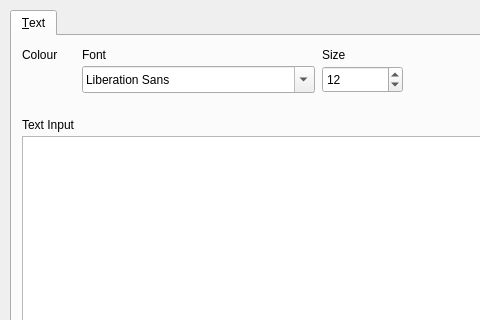
Above: src/dialogs/textdialog.ui from PhotoFlare/photoflare before the change; both pictures show x 0 to 480 and y 0 to 320 of the 769 by 433 pixel window. Below: the same form after it.
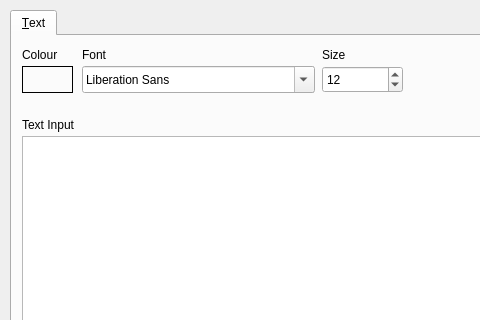
That is the form after the change. Icons and pictures are not drawn.

Commit message: Fixes #326 - Border required for colour select widget

```diff
--- a/src/dialogs/textdialog.ui
+++ b/src/dialogs/textdialog.ui
@@ -232,6 +232,12 @@
      <property name="autoFillBackground">
       <bool>false</bool>
      </property>
+     <property name="styleSheet">
+      <string notr="true">border: 1px solid black</string>
+     </property>
+     <property name="frameShape">
+      <enum>QFrame::NoFrame</enum>
+     </property>
      <property name="text">
       <string/>
      </property>
```
Left out of the diff: 3 changed lines with no effect on the pictures.
